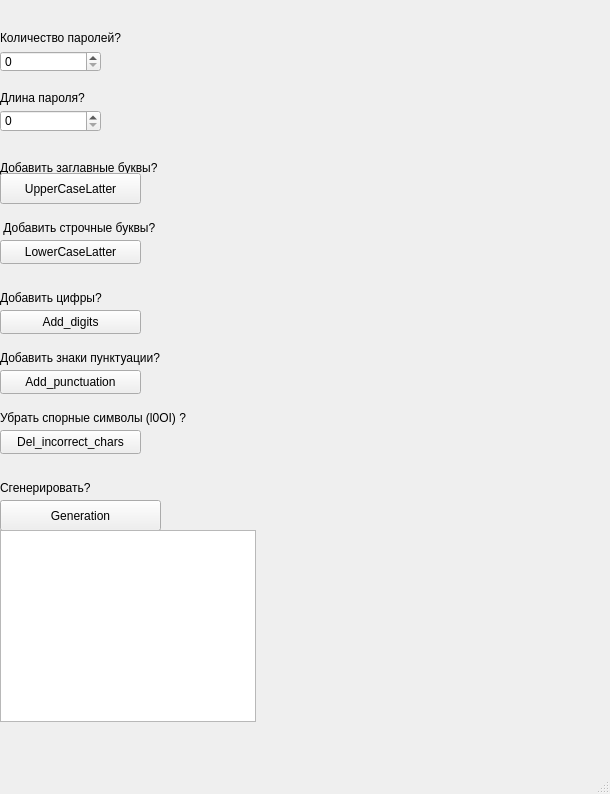
First picture: the form in interface.ui, repository AnnushkaStark/Passwords_generator, before the edit.
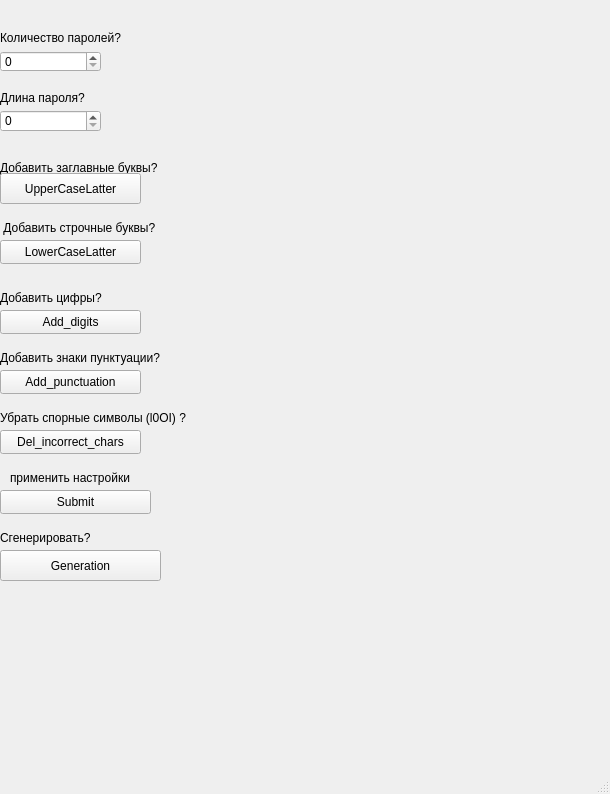
Second picture: the form after the edit.

Patch:
```diff
--- a/interface.ui
+++ b/interface.ui
@@ -194,7 +194,7 @@
     <property name="geometry">
      <rect>
       <x>0</x>
-      <y>500</y>
+      <y>550</y>
       <width>161</width>
       <height>31</height>
      </rect>
@@ -207,7 +207,7 @@
     <property name="geometry">
      <rect>
       <x>0</x>
-      <y>480</y>
+      <y>530</y>
       <width>191</width>
       <height>16</height>
      </rect>
@@ -216,14 +216,43 @@
      <string>Сгенерировать?</string>
     </property>
    </widget>
-   <widget class="QListView" name="listView">
+   <widget class="QPushButton" name="pushButton_7">
     <property name="geometry">
      <rect>
       <x>0</x>
-      <y>530</y>
-      <width>256</width>
-      <height>192</height>
+      <y>490</y>
+      <width>151</width>
+      <height>24</height>
      </rect>
+    </property>
+    <property name="text">
+     <string>Submit</string>
+    </property>
+   </widget>
+   <widget class="QLabel" name="label_9">
+    <property name="geometry">
+     <rect>
+      <x>10</x>
+      <y>470</y>
+      <width>141</width>
+      <height>16</height>
+     </rect>
+    </property>
+    <property name="text">
+     <string>применить настройки</string>
+    </property>
+   </widget>
+   <widget class="QLabel" name="label_10">
+    <property name="geometry">
+     <rect>
+      <x>0</x>
+      <y>600</y>
+      <width>581</width>
+      <height>161</height>
+     </rect>
+    </property>
+    <property name="text">
+     <string/>
     </property>
    </widget>
   </widget>
```
